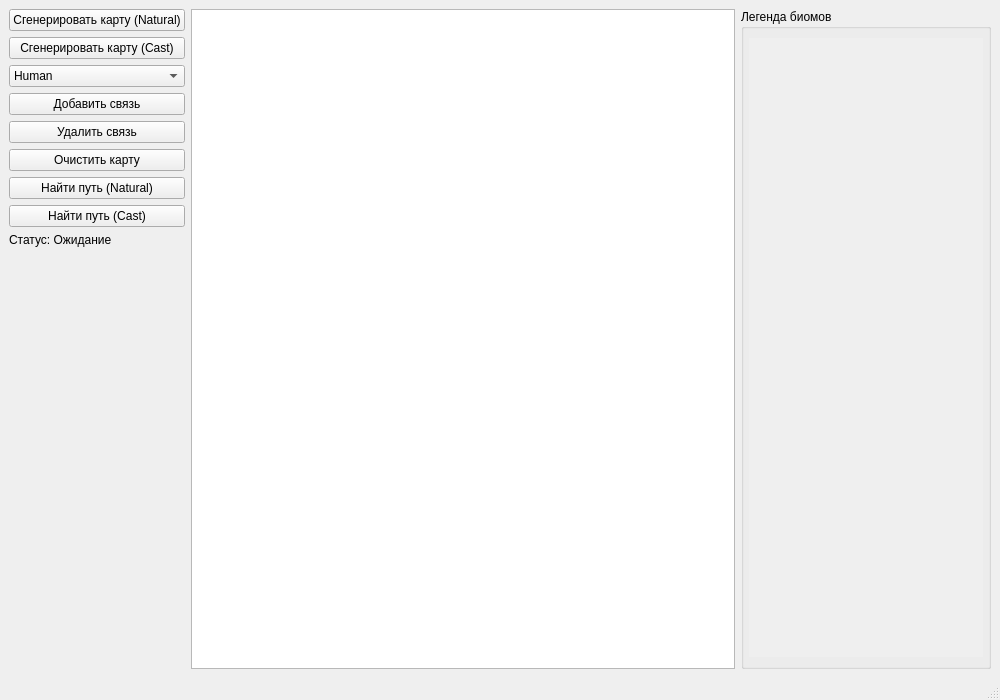
First picture: the form in gui/mainwindow.ui, repository VLmb/cpp-rpg-pathfinder, before the edit.
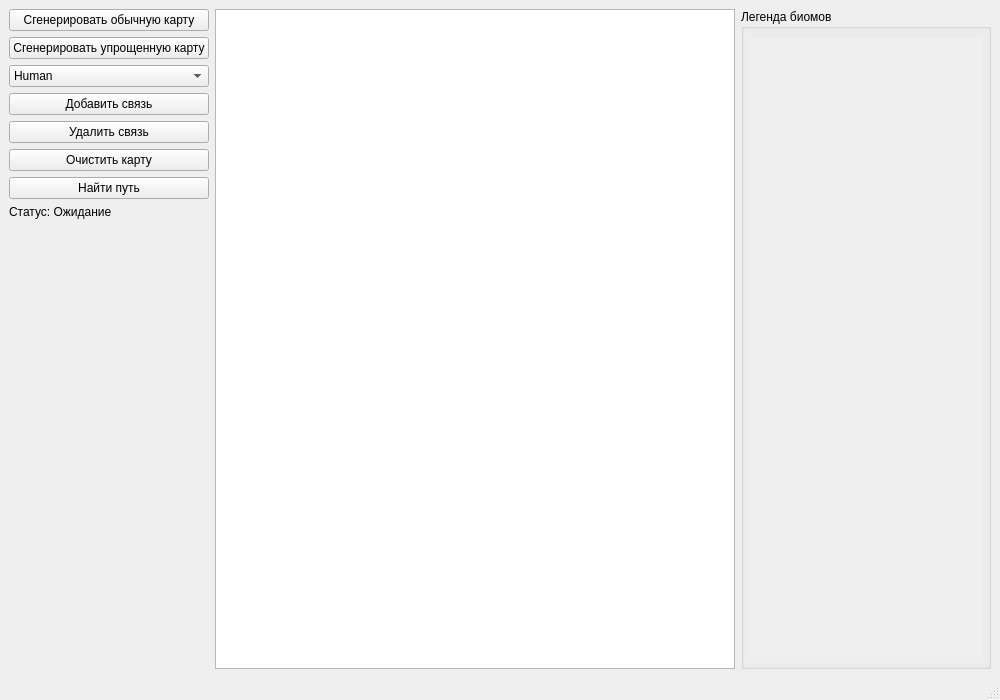
Second picture: the form after the edit.

```diff
--- a/gui/mainwindow.ui
+++ b/gui/mainwindow.ui
@@ -20,14 +20,14 @@
      <item>
             <widget class="QPushButton" name="btnGenerateNatural">
              <property name="text">
-              <string>Сгенерировать карту (Natural)</string>
+         <string>Сгенерировать обычную карту</string>
              </property>
             </widget>
            </item>
            <item>
             <widget class="QPushButton" name="btnGenerateCast">
              <property name="text">
-              <string>Сгенерировать карту (Cast)</string>
+         <string>Сгенерировать упрощенную карту</string>
              </property>
             </widget>
            </item>
@@ -79,14 +79,7 @@
       <item>
              <widget class="QPushButton" name="btnFindPathNatural">
               <property name="text">
-               <string>Найти путь (Natural)</string>
-              </property>
-             </widget>
-            </item>
-            <item>
-             <widget class="QPushButton" name="btnFindPathCast">
-              <property name="text">
-               <string>Найти путь (Cast)</string>
+         <string>Найти путь</string>
               </property>
              </widget>
             </item>
```
Left out of the diff: 27 changed lines with no effect on the pictures. Lines whose indentation alone changed are shown as unchanged.
